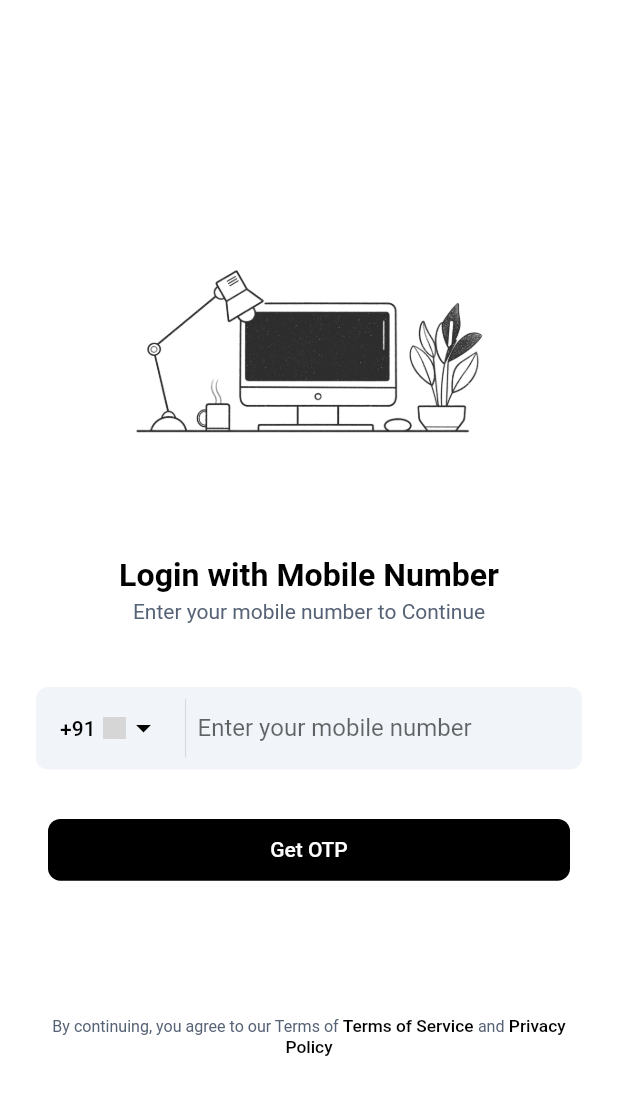
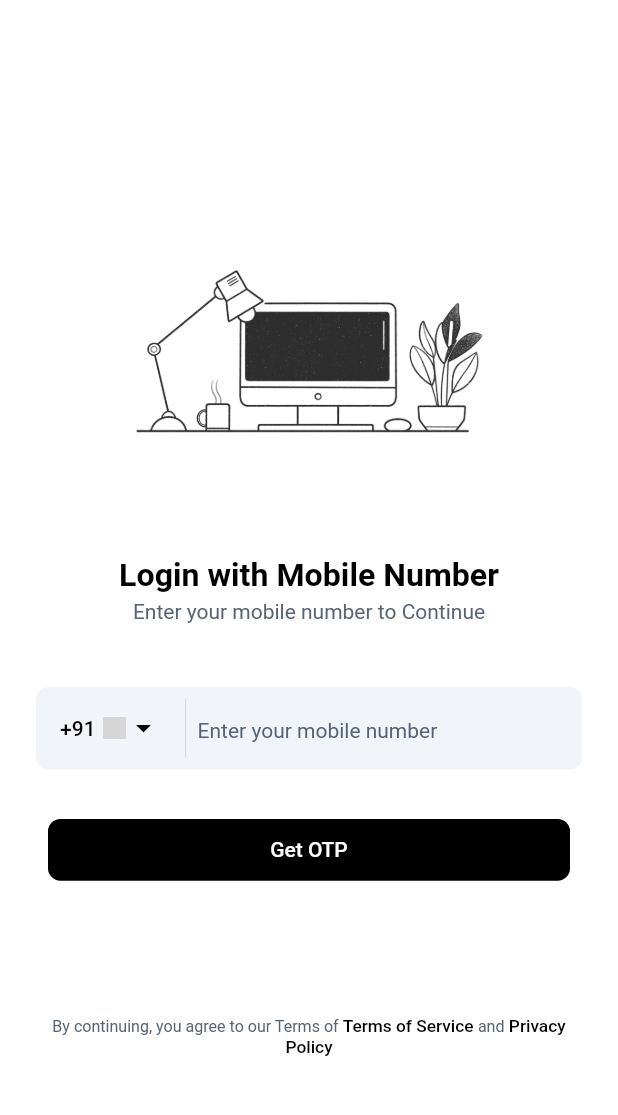
Before and after one commit to aninarafath6/arnhss, a Flutter app: the screen it shows after launch, after a tap on "Get Started", on a phone screen of 412 x 824 dp, the part 61-1176 px from its top. Run offline on Flutter 3.47's test engine with Material 2 defaults, Android fonts, the phone set to English and light mode, and no system bars; network calls fail; grey boxes are pictures that could not be loaded.

Commit message:
almost complite login ui and another functions⭐️

```diff
--- /dev/null
+++ b/arnhss-app/lib/features/authentication/login/repo/login_service.dart
@@ -0,0 +1,3 @@
+class LoginService {
+
+}
--- a/arnhss-app/lib/features/authentication/login/view/login.dart
+++ b/arnhss-app/lib/features/authentication/login/view/login.dart
@@ -8,7 +8,7 @@ import 'package:flutter/material.dart';
 import 'package:provider/provider.dart';
 
 class LoginView extends StatelessWidget {
-  LoginView({Key? key}) : super(key: key);
+  const LoginView({Key? key}) : super(key: key);
   static const routeName = "/login";
 
   @override
--- a/arnhss-app/lib/features/authentication/login/widgets/input_box.dart
+++ b/arnhss-app/lib/features/authentication/login/widgets/input_box.dart
@@ -1,4 +1,5 @@
 import 'package:arnhss/common/constants/color_constants.dart';
+import 'package:arnhss/common/theme/text_theme.dart';
 import 'package:arnhss/features/authentication/login/view_model/login_view_model.dart';
 import 'package:flutter/material.dart';
 import 'package:provider/provider.dart';
@@ -40,10 +41,10 @@ class _InputBoxState extends State<InputBox> {
           keyboardType: TextInputType.number,
           cursorColor: CustomColors.dark,
           style: Theme.of(context).textTheme.subtitle1,
-          decoration: const InputDecoration(
-            border: InputBorder.none,
-            hintText: "Enter your mobile number",
-          ),
+          decoration: InputDecoration(
+              border: InputBorder.none,
+              hintText: "Enter your mobile number",
+              hintStyle: CustomTextTheme(context: context).paragraph()),
         ),
       ),
     );
--- a/arnhss-app/pubspec.yaml
+++ b/arnhss-app/pubspec.yaml
@@ -16,6 +16,8 @@ dependencies:
   slider_button: ^2.0.0
   flutter_svg: ^1.1.3
   provider: ^6.0.3
+  dio: ^4.0.6
+  cached_network_image: ^3.2.1
 
 dev_dependencies:
   flutter_test:
```
Also changed, not shown: arnhss-app/pubspec.lock, 1 other file.
